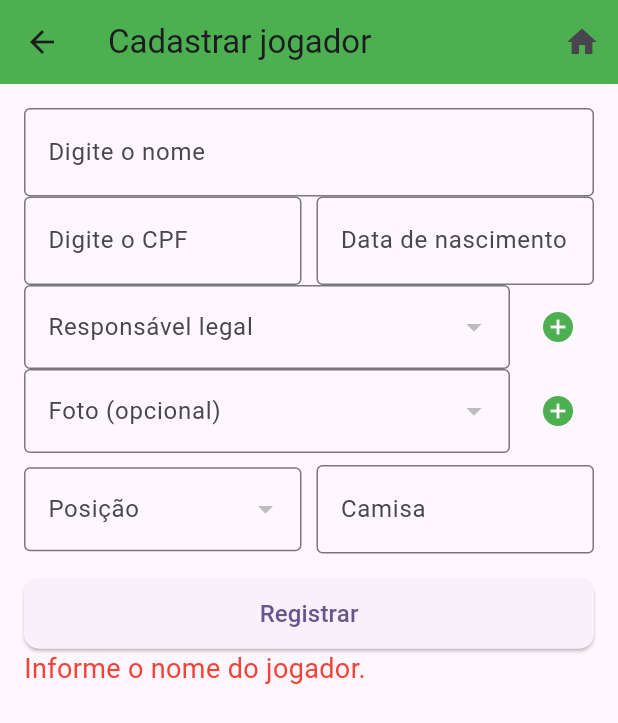
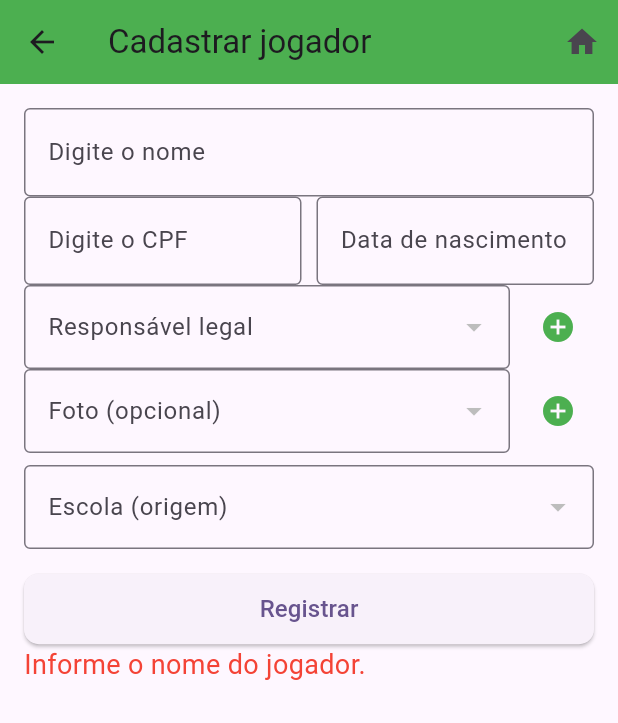
Before and after one commit to lucas1046/ProjetoCompeticao, a Flutter app: the TelaAdicionarJogador screen opened directly, after a tap on "Registrar", on a phone screen of 412 x 824 dp. Shown: the top 723 px of the screen. Run offline on Flutter 3.47's test engine with Material 3 defaults, Android fonts, the phone set to English and light mode, and no system bars; our stand-ins replace pdf, printing, sqflite; accounts and stored records are empty.

Commit message:
Jogador: remove posicao/camisa, adiciona escola de origem

```diff
--- a/lib/control/banco_dados.dart
+++ b/lib/control/banco_dados.dart
@@ -14,7 +14,7 @@ class BancoDados {
   factory BancoDados() => _instancia;
 
   static const String _nomeBanco = "bd_competicao.db";
-  static const int _versao = 15;
+  static const int _versao = 16;
 
   Database? _db;
 
@@ -135,7 +135,7 @@ class BancoDados {
           await _criarTabelas(db);
         }
 
-        if (oldVersion < 15) {
+        if (oldVersion < 16) {
           List<Map<String, dynamic>> tabelas = await db.rawQuery(
             "SELECT name FROM sqlite_master WHERE type='table' AND name NOT LIKE 'sqlite_%'",
           );
@@ -246,8 +246,7 @@ class BancoDados {
       "data_nascimento DATE NOT NULL, "
       "id_responsavel INTEGER REFERENCES responsavel(id) ON DELETE SET NULL, "
       "id_foto INTEGER REFERENCES foto_figurinha(id), "
-      "id_posicao INTEGER REFERENCES posicao(id), "
-      "numero_camisa INTEGER)",
+      "id_escola INTEGER REFERENCES escola(id))",
     );
 
     await db.execute(
--- a/lib/control/control_dados_exemplo.dart
+++ b/lib/control/control_dados_exemplo.dart
@@ -41,9 +41,9 @@ class ControlDadosExemplo {
 
     await BancoDados().inserir("responsavel", Responsavel(id: 1, nome: "Maria Silva", cpf: "12345678900", telefone: "15999998888", email: "maria@email.com", parentesco: "Mãe").toMap());
 
-    await BancoDados().inserir("jogador", Jogador(id: 1, cpf: "11122233344", nome: "João Pedro", dataNascimento: "2010-05-10", idResponsavel: 1, idPosicao: 3, numeroCamisa: 9).toMap());
-    await BancoDados().inserir("jogador", Jogador(id: 2, cpf: "22233344455", nome: "Carlos Lima", dataNascimento: "2009-08-20", idResponsavel: 1, idPosicao: 2, numeroCamisa: 10).toMap());
-    await BancoDados().inserir("jogador", Jogador(id: 3, cpf: "33344455566", nome: "Ana Souza", dataNascimento: "2011-03-15", idResponsavel: 1, idPosicao: 4, numeroCamisa: 7).toMap());
+    await BancoDados().inserir("jogador", Jogador(id: 1, cpf: "11122233344", nome: "João Pedro", dataNascimento: "2010-05-10", idResponsavel: 1, idEscola: 1).toMap());
+    await BancoDados().inserir("jogador", Jogador(id: 2, cpf: "22233344455", nome: "Carlos Lima", dataNascimento: "2009-08-20", idResponsavel: 1, idEscola: 1).toMap());
+    await BancoDados().inserir("jogador", Jogador(id: 3, cpf: "33344455566", nome: "Ana Souza", dataNascimento: "2011-03-15", idResponsavel: 1, idEscola: 2).toMap());
 
     await BancoDados().inserir("documento", Documento(idJogador: 1, tipoDocumento: "RG", caminhoArquivo: "/docs/joao_rg.pdf").toMap());
 
--- a/lib/model/jogador.dart
+++ b/lib/model/jogador.dart
@@ -5,8 +5,7 @@ class Jogador {
   final String dataNascimento;
   final int idResponsavel;
   final int? idFoto;
-  final int? idPosicao;
-  final int? numeroCamisa;
+  final int? idEscola;
 
   Jogador({
     this.id,
@@ -15,8 +14,7 @@ class Jogador {
     required this.dataNascimento,
     required this.idResponsavel,
     this.idFoto,
-    this.idPosicao,
-    this.numeroCamisa,
+    this.idEscola,
   });
 
   Map<String, dynamic> toMap() {
@@ -27,8 +25,7 @@ class Jogador {
       'data_nascimento': dataNascimento,
       'id_responsavel': idResponsavel,
       'id_foto': idFoto,
-      'id_posicao': idPosicao,
-      'numero_camisa': numeroCamisa,
+      'id_escola': idEscola,
     };
   }
 
@@ -40,8 +37,7 @@ class Jogador {
       dataNascimento: map['data_nascimento'],
       idResponsavel: map['id_responsavel'],
       idFoto: map['id_foto'],
-      idPosicao: map['id_posicao'],
-      numeroCamisa: map['numero_camisa'],
+      idEscola: map['id_escola'],
     );
   }
 }
--- a/lib/telas/tela_adicionar_jogador.dart
+++ b/lib/telas/tela_adicionar_jogador.dart
@@ -1,10 +1,11 @@
 import 'package:flutter/material.dart';
 import 'package:projeto_final/telas/menu.dart';
+import 'package:projeto_final/control/control_escola.dart';
 import 'package:projeto_final/control/control_jogador.dart';
-import 'package:projeto_final/control/control_posicao.dart';
 import 'package:projeto_final/control/control_responsavel.dart';
 import 'package:projeto_final/model/jogador.dart';
 import 'package:projeto_final/control/control_foto.dart';
+import 'package:projeto_final/model/escola.dart';
 import 'package:projeto_final/model/foto_figurinha.dart';
 import 'package:projeto_final/model/posicao.dart';
 import 'package:projeto_final/model/responsavel.dart';
@@ -26,10 +27,10 @@ class _TelaAdicionarJogadorState extends State<TelaAdicionarJogador> {
   final _camisa = TextEditingController();
   String? _idResponsavelSelecionado;
   String? _idFotoSelecionada;
-  String? _idPosicaoSelecionada;
+  String? _idEscolaSelecionada;
   List<Responsavel> _responsaveis = [];
   List<FotoFigurinha> _fotos = [];
-  List<Posicao> _posicoes = [];
+  List<Escola> _escolas = [];
   String _resultado = "";
 
   @override
@@ -37,7 +38,7 @@ class _TelaAdicionarJogadorState extends State<TelaAdicionarJogador> {
     super.initState();
     _carregarResponsaveis();
     _carregarFotos();
-    _carregarPosicoes();
+    _carregarEscolas();
   }
 
   Future<void> _carregarResponsaveis() async {
@@ -59,11 +60,11 @@ class _TelaAdicionarJogadorState extends State<TelaAdicionarJogador> {
     });
   }
 
-  Future<void> _carregarPosicoes() async {
-    final lista = await ControlPosicao().queryFind();
+  Future<void> _carregarEscolas() async {
+    final lista = await ControlEscola().queryFind();
     setState(() {
-      _posicoes = lista;
-      if (lista.isNotEmpty) _idPosicaoSelecionada = lista[0].id.toString();
+      _escolas = lista;
+      if (lista.isNotEmpty) _idEscolaSelecionada = lista[0].id.toString();
     });
   }
   @override
@@ -168,33 +169,11 @@ class _TelaAdicionarJogadorState extends State<TelaAdicionarJogador> {
           ],
         ),
         SizedBox(height: 8),
-        Row(
-          children: [
-            Expanded(
-              child: DropdownButtonFormField<String>(
-                value: _idPosicaoSelecionada,
-                decoration: InputDecoration(
-                  labelText: "Posição",
-                  border: OutlineInputBorder(),
-                ),
-                items: _posicoes.map((p) {
-                  return DropdownMenuItem<String>(
-                    value: p.id.toString(),
-                    child: Text(p.nome),
-                  );
-                }).toList(),
-                onChanged: (valor) {
-                  setState(() {
-                    _idPosicaoSelecionada = valor;
-                  });
-                },
-              ),
-            ),
-            SizedBox(width: 10),
-            Expanded(
-              child: InputTextos("Camisa", "Nº", controller: _camisa),
-            ),
-          ],
+        DropdownButtonFormField<String>(
+          value: _idEscolaSelecionada,
+          decoration: InputDecoration(labelText: "Escola (origem)", border: OutlineInputBorder()),
+          items: _escolas.map((e) => DropdownMenuItem<String>(value: e.id.toString(), child: Text(e.nome))).toList(),
+          onChanged: (v) => setState(() => _idEscolaSelecionada = v),
         ),
         SizedBox(height: 16),
         Buttons("Registrar", onPressed: _registrar),
@@ -286,8 +265,7 @@ class _TelaAdicionarJogadorState extends State<TelaAdicionarJogador> {
       dataNascimento: _dataNascimento.text,
       idResponsavel: int.tryParse(_idResponsavelSelecionado ?? "0") ?? 0,
       idFoto: int.tryParse(_idFotoSelecionada ?? ""),
-      idPosicao: int.tryParse(_idPosicaoSelecionada ?? ""),
-      numeroCamisa: int.tryParse(_camisa.text),
+      idEscola: int.tryParse(_idEscolaSelecionada ?? ""),
     );
 
     try {
```
